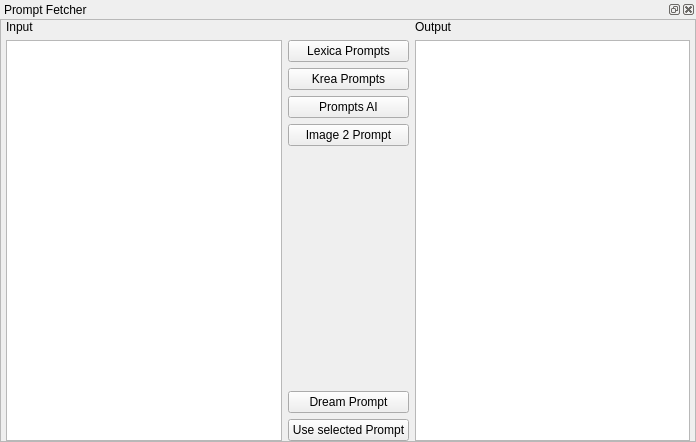
Old version of the form frontend/ui/prompt_fetcher.ui in the repository XmYx/ainodes-pyside.
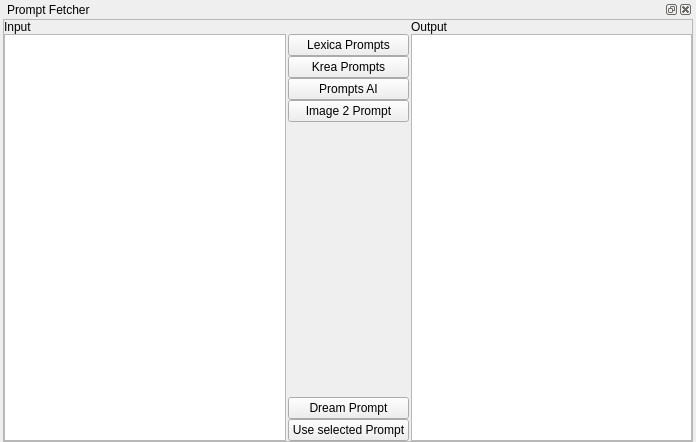
New version of the form.

Commit message: less bugs, interrogate worked model version gets loaded from DB if exists there krea prompts worked, lexica prompts worked load settings from db works seed gets stored before set to a new vale to enable empty seed to be stored

```diff
--- a/frontend/ui/prompt_fetcher.ui
+++ b/frontend/ui/prompt_fetcher.ui
@@ -24,17 +24,23 @@
   </property>
   <layout class="QGridLayout" name="gridLayout_2">
    <property name="leftMargin">
-    <number>0</number>
+    <number>3</number>
    </property>
    <property name="topMargin">
     <number>0</number>
    </property>
    <property name="rightMargin">
-    <number>0</number>
+    <number>3</number>
    </property>
    <property name="bottomMargin">
     <number>0</number>
    </property>
+   <property name="horizontalSpacing">
+    <number>2</number>
+   </property>
+   <property name="verticalSpacing">
+    <number>0</number>
+   </property>
    <item row="0" column="0">
     <widget class="QDockWidget" name="dockWidget">
      <property name="sizePolicy">
@@ -57,6 +63,9 @@
        </sizepolicy>
       </property>
       <layout class="QVBoxLayout" name="verticalLayout_2">
+       <property name="spacing">
+        <number>0</number>
+       </property>
        <property name="leftMargin">
         <number>0</number>
        </property>
@@ -79,7 +88,7 @@
            <rect>
             <x>0</x>
             <y>0</y>
-            <width>694</width>
+            <width>688</width>
             <height>416</height>
            </rect>
           </property>
@@ -105,10 +114,16 @@
            <item>
             <layout class="QGridLayout" name="gridLayout">
              <property name="leftMargin">
-              <number>5</number>
+              <number>0</number>
              </property>
              <property name="rightMargin">
-              <number>5</number>
+              <number>0</number>
+             </property>
+             <property name="horizontalSpacing">
+              <number>2</number>
+             </property>
+             <property name="verticalSpacing">
+              <number>0</number>
              </property>
              <item row="0" column="0">
               <widget class="QLabel" name="label">
```
The commit also changes 14 other files.
